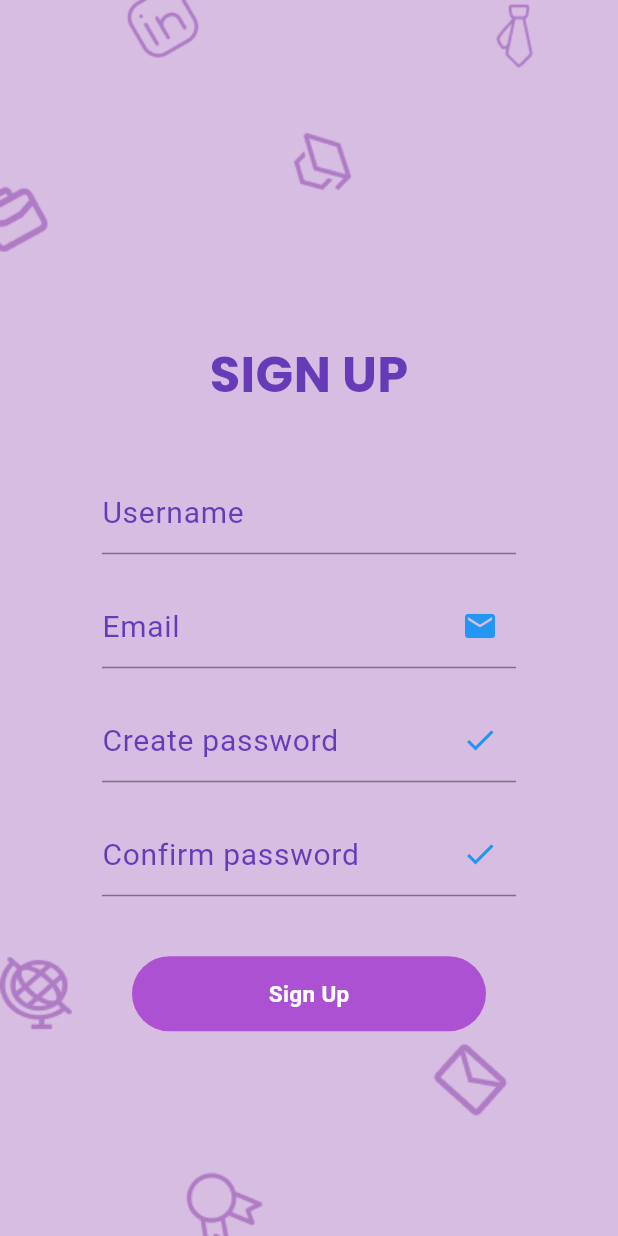
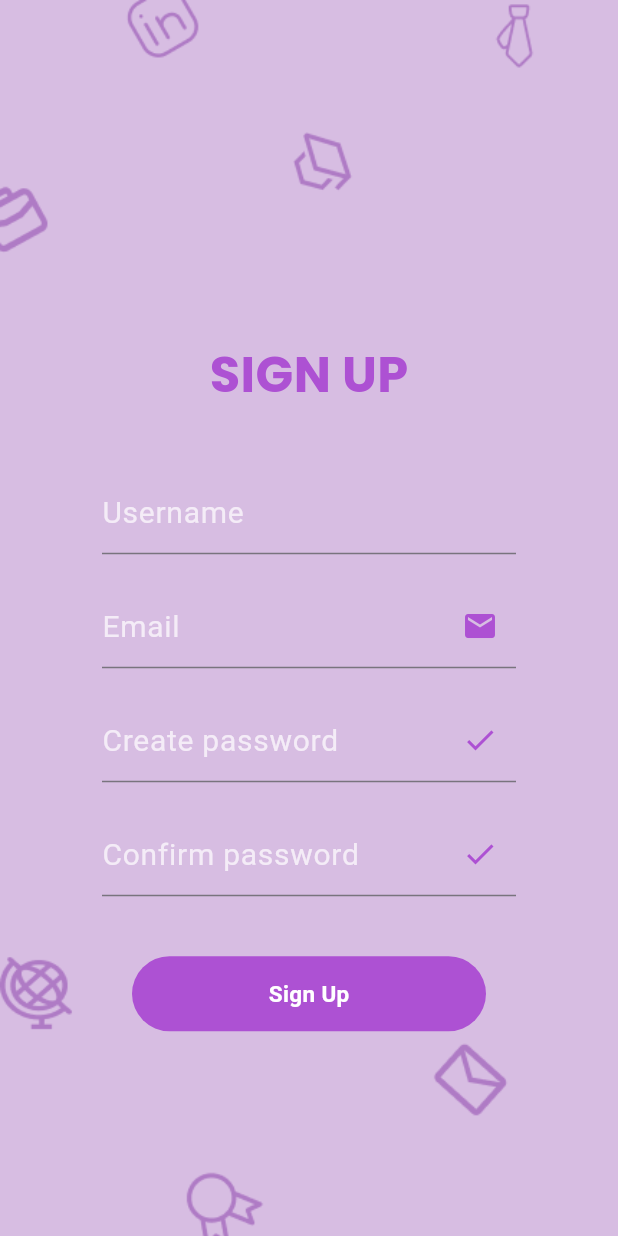
Before and after one commit to abiramianandkumar/AspireArc, a Flutter app: the screen it shows after launch, on a phone screen of 412 x 824 dp. Run offline on Flutter 3.47's test engine with Material 3 defaults, Android fonts, the phone set to English and light mode, and no system bars; our stand-ins replace google_fonts.

Commit message:
Descriptive commit message

```diff
--- a/lib/pages/sign_up.dart
+++ b/lib/pages/sign_up.dart
@@ -34,7 +34,7 @@ class _SignUpState extends State<SignUp> {
                       style: GoogleFonts.poppins(
                         fontWeight: FontWeight.bold,
                         fontSize: 33,
-                        color: Colors.deepPurple,
+                        color: Color(0xffAD51D3),
                       ),
                     ),
                     SizedBox(height: 20),
@@ -51,37 +51,37 @@ class _SignUpState extends State<SignUp> {
                             decoration: InputDecoration(
                               label: Text(
                                 'Username',
-                                style: TextStyle(fontSize: 20, color: Colors.deepPurple),
+                                style: TextStyle(fontSize: 20, color: Color(0xffF4ECF7)),
                               ),
                             ),
                           ),
                           SizedBox(height: 20),
                           TextField(
                             decoration: InputDecoration(
-                              suffixIcon: Icon(Icons.email, color: Colors.blue),
+                              suffixIcon: Icon(Icons.email, color: Color(0xffAD51D3)),
                               label: Text(
                                 'Email',
-                                style: TextStyle(fontSize: 20, color: Colors.deepPurple),
+                                style: TextStyle(fontSize: 20, color: Color(0xffF4ECF7)),
                               ),
                             ),
                           ),
                           SizedBox(height: 20),
                           TextField(
                             decoration: InputDecoration(
-                              suffixIcon: Icon(Icons.check, color: Colors.blue),
+                              suffixIcon: Icon(Icons.check, color: Color(0xffAD51D3)),
                               label: Text(
                                 'Create password',
-                                style: TextStyle(fontSize: 20, color: Colors.deepPurple),
+                                style: TextStyle(fontSize: 20, color: Color(0xffF4ECF7)),
                               ),
                             ),
                           ),
                           SizedBox(height: 20),
                           TextField(
                             decoration: InputDecoration(
-                              suffixIcon: Icon(Icons.check, color: Colors.blue),
+                              suffixIcon: Icon(Icons.check, color: Color(0xffAD51D3)),
                               label: Text(
                                 'Confirm password',
-                                style: TextStyle(fontSize: 20, color: Colors.deepPurple),
+                                style: TextStyle(fontSize: 20, color: Color(0xffF4ECF7)),
                               ),
                             ),
                           ),
```
